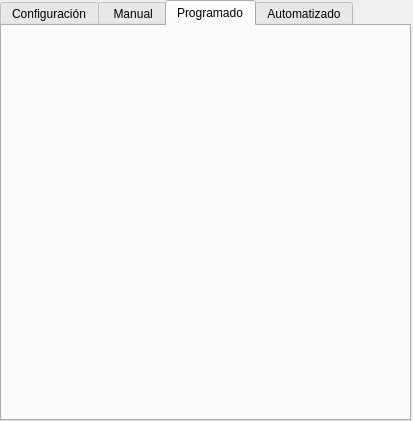
This is mainwindow.ui in josemi96/QT_Proyecto as Qt 5 draws it before an edit. The edited form follows.
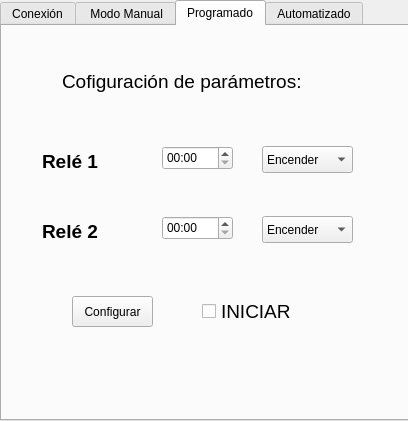
This is the edited form. The open tabs and pages were chosen to show the change.

```diff
--- a/mainwindow.ui
+++ b/mainwindow.ui
@@ -6,7 +6,7 @@
    <rect>
     <x>0</x>
     <y>0</y>
-    <width>413</width>
+    <width>408</width>
     <height>421</height>
    </rect>
   </property>
@@ -28,7 +28,7 @@
     </property>
     <widget class="QWidget" name="manual">
      <attribute name="title">
-      <string>Configuración</string>
+      <string>Conexión</string>
      </attribute>
      <widget class="QPushButton" name="find">
       <property name="geometry">
@@ -108,7 +108,7 @@
     </widget>
     <widget class="QWidget" name="tab">
      <attribute name="title">
-      <string> Manual</string>
+      <string> Modo Manual</string>
      </attribute>
      <widget class="QLabel" name="label_8">
       <property name="geometry">
@@ -255,6 +255,164 @@
      <attribute name="title">
       <string>Programado</string>
      </attribute>
+     <widget class="QLabel" name="label_10">
+      <property name="enabled">
+       <bool>true</bool>
+      </property>
+      <property name="geometry">
+       <rect>
+        <x>60</x>
+        <y>30</y>
+        <width>281</width>
+        <height>51</height>
+       </rect>
+      </property>
+      <property name="text">
+       <string>&lt;html&gt;&lt;head/&gt;&lt;body&gt;&lt;p&gt;&lt;span style=&quot; font-size:14pt;&quot;&gt;Cofiguración de parámetros:&lt;/span&gt;&lt;/p&gt;&lt;/body&gt;&lt;/html&gt;</string>
+      </property>
+     </widget>
+     <widget class="QLabel" name="label_11">
+      <property name="geometry">
+       <rect>
+        <x>40</x>
+        <y>120</y>
+        <width>81</width>
+        <height>31</height>
+       </rect>
+      </property>
+      <property name="text">
+       <string>&lt;html&gt;&lt;head/&gt;&lt;body&gt;&lt;p&gt;&lt;span style=&quot; font-size:14pt; font-weight:600;&quot;&gt;Relé 1&lt;/span&gt;&lt;/p&gt;&lt;/body&gt;&lt;/html&gt;</string>
+      </property>
+     </widget>
+     <widget class="QTimeEdit" name="time1">
+      <property name="geometry">
+       <rect>
+        <x>160</x>
+        <y>120</y>
+        <width>71</width>
+        <height>24</height>
+       </rect>
+      </property>
+      <property name="displayFormat">
+       <string>HH:mm</string>
+      </property>
+     </widget>
+     <widget class="QTimeEdit" name="time2">
+      <property name="geometry">
+       <rect>
+        <x>160</x>
+        <y>190</y>
+        <width>71</width>
+        <height>24</height>
+       </rect>
+      </property>
+      <property name="displayFormat">
+       <string>HH:mm</string>
+      </property>
+     </widget>
+     <widget class="QLabel" name="label_15">
+      <property name="geometry">
+       <rect>
+        <x>40</x>
+        <y>190</y>
+        <width>81</width>
+        <height>31</height>
+       </rect>
+      </property>
+      <property name="text">
+       <string>&lt;html&gt;&lt;head/&gt;&lt;body&gt;&lt;p&gt;&lt;span style=&quot; font-size:14pt; font-weight:600;&quot;&gt;Relé 2&lt;/span&gt;&lt;/p&gt;&lt;/body&gt;&lt;/html&gt;</string>
+      </property>
+     </widget>
+     <widget class="QPushButton" name="config_prog">
+      <property name="geometry">
+       <rect>
+        <x>70</x>
+        <y>270</y>
+        <width>81</width>
+        <height>31</height>
+       </rect>
+      </property>
+      <property name="text">
+       <string>Configurar</string>
+      </property>
+     </widget>
+     <widget class="QCheckBox" name="programacion">
+      <property name="geometry">
+       <rect>
+        <x>200</x>
+        <y>260</y>
+        <width>121</width>
+        <height>51</height>
+       </rect>
+      </property>
+      <property name="font">
+       <font>
+        <pointsize>14</pointsize>
+       </font>
+      </property>
+      <property name="text">
+       <string>INICIAR</string>
+      </property>
+     </widget>
+     <widget class="QComboBox" name="on_off_R1">
+      <property name="geometry">
+       <rect>
+        <x>260</x>
+        <y>120</y>
+        <width>91</width>
+        <height>27</height>
+       </rect>
+      </property>
+      <property name="editable">
+       <bool>false</bool>
+      </property>
+      <item>
+       <property name="text">
+        <string>Encender</string>
+       </property>
+      </item>
+      <item>
+       <property name="text">
+        <string>Apagar</string>
+       </property>
+      </item>
+     </widget>
+     <widget class="QComboBox" name="on_off_R2">
+      <property name="geometry">
+       <rect>
+        <x>260</x>
+        <y>190</y>
+        <width>91</width>
+        <height>27</height>
+       </rect>
+      </property>
+      <property name="editable">
+       <bool>false</bool>
+      </property>
+      <item>
+       <property name="text">
+        <string>Encender</string>
+       </property>
+      </item>
+      <item>
+       <property name="text">
+        <string>Apagar</string>
+       </property>
+      </item>
+     </widget>
+     <widget class="QLabel" name="mensaje_prog">
+      <property name="geometry">
+       <rect>
+        <x>100</x>
+        <y>340</y>
+        <width>171</width>
+        <height>16</height>
+       </rect>
+      </property>
+      <property name="text">
+       <string/>
+      </property>
+     </widget>
     </widget>
     <widget class="QWidget" name="automatizaciontab">
      <attribute name="title">
```
Left out of the diff: 153 changed lines with no effect on the pictures.
